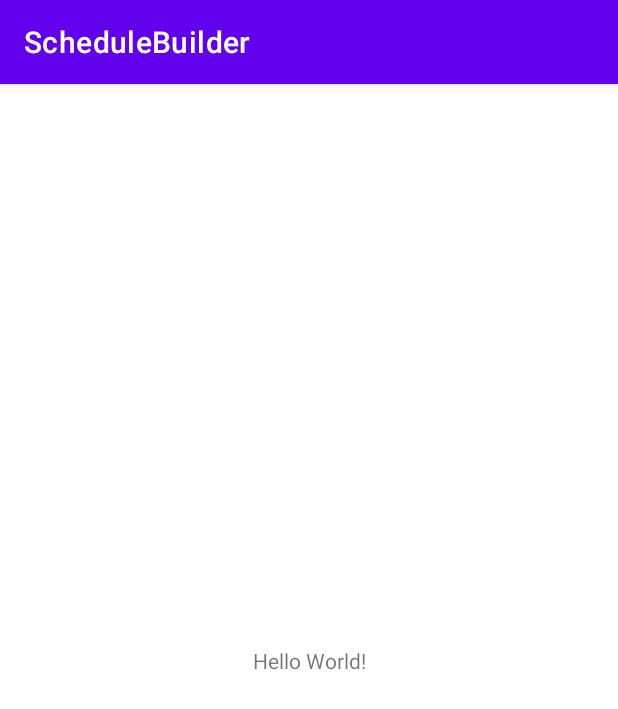
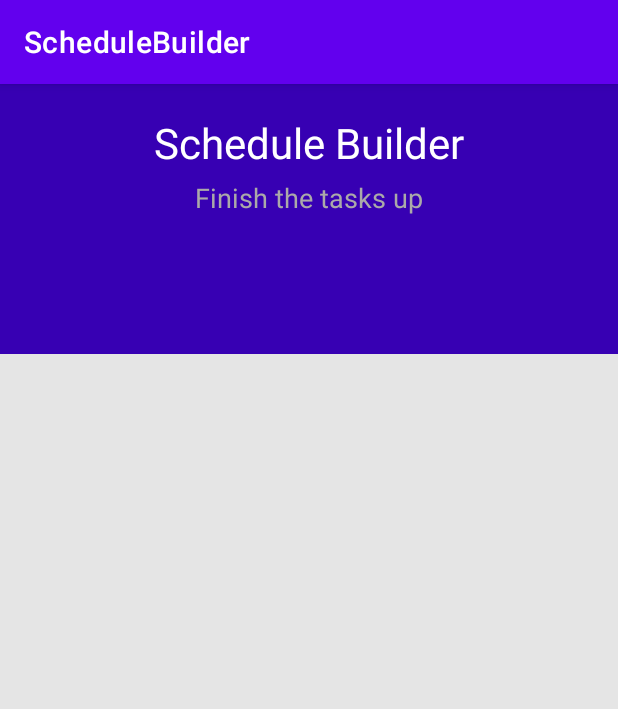
Before and after one commit to Schedule-Builder/schedulebuilder, an Android app: the screen it shows after launch (MainActivity), on a phone screen of 412 x 824 dp. Shown: the top 709 px of the screen. Run offline under Robolectric (Android 15) with nearby library versions, the phone set to English and light mode, and no system bars.

Commit message:
Worked on Layout for ToDo screen, and added void to the makeEvent class in Event.java

```diff
--- a/app/src/main/java/com/example/schedulebuilder/Event.java
+++ b/app/src/main/java/com/example/schedulebuilder/Event.java
@@ -12,7 +12,7 @@ public class Event{
     private int priority; // this variable contains the priority level of the event, which is important for the bot
 
     //this method is to make the event based on what the user initially puts in
-    public makeEvent(String name, boolean locked, boolean morning, int startTime, int endTime, int priority){
+    public void makeEvent(String name, boolean locked, boolean morning, int startTime, int endTime, int priority){
         this.name = name;
         this.locked = locked;
         this.morning = morning;
@@ -140,7 +140,7 @@ public class Event{
             e.morning = true;
             if (e.endTime < 100)
                 e.endTime += 1200;
-        }
+        };
     }
 
     // displays the int time as a string an the proper format (military time)
--- a/app/src/main/java/com/example/schedulebuilder/MainActivity.java
+++ b/app/src/main/java/com/example/schedulebuilder/MainActivity.java
@@ -9,6 +9,6 @@ public class MainActivity extends AppCompatActivity {
     @Override
     protected void onCreate(Bundle savedInstanceState) {
         super.onCreate(savedInstanceState);
-        setContentView(R.layout.activity_main);
+        setContentView(R.layout.todo);
     }
 }
--- /dev/null
+++ b/app/src/main/res/layout/todo.xml
@@ -0,0 +1,49 @@
+<?xml version="1.0" encoding="utf-8"?>
+<LinearLayout
+    xmlns:android="http://schemas.android.com/apk/res/android"
+    xmlns:app="http://schemas.android.com/apk/res-auto"
+    android:layout_width="match_parent"
+    android:layout_height="match_parent"
+    android:orientation="vertical"
+    android:background="#E5E5E5">
+
+    <LinearLayout
+        android:layout_width="match_parent"
+        android:layout_height="180dp"
+        android:background="@color/design_default_color_primary_dark"
+        android:orientation="vertical">
+        <TextView
+            android:id="@+id/titlepage"
+            android:layout_marginTop="20dp"
+            android:textSize="28sp"
+            android:textColor="#FFF"
+            android:text="Schedule Builder"
+            android:textAlignment="center"
+            android:layout_width="match_parent"
+            android:layout_height="wrap_content"/>
+        <TextView
+            android:id="@+id/subtitlepage"
+            android:layout_marginTop="5dp"
+            android:textSize="18sp"
+            android:textColor="#ABA9A9"
+            android:text="Finish the tasks up"
+            android:textAlignment="center"
+            android:layout_width="match_parent"
+            android:layout_height="wrap_content" />
+        <View
+            android:layout_marginTop="20dp"
+            android:layout_width="match_parent"
+            android:layout_height="1dp"/>
+    </LinearLayout>
+
+    <androidx.recyclerview.widget.RecyclerView
+        android:layout_width="match_parent"
+        android:layout_marginTop="-60dp"
+        android:layout_marginRight="16dp"
+        android:layout_marginLeft="16dp"
+        android:layout_height="wrap_content">
+    </androidx.recyclerview.widget.RecyclerView>
+
+
+
+</LinearLayout>
--- a/build.gradle
+++ b/build.gradle
@@ -5,7 +5,7 @@ buildscript {
         mavenCentral()
     }
     dependencies {
-        classpath "com.android.tools.build:gradle:7.0.1"
+        classpath 'com.android.tools.build:gradle:7.0.3'
 
         // NOTE: Do not place your application dependencies here; they belong
         // in the individual module build.gradle files
```
Also changed, not shown: app/src/main/res/layout/todo_item.xml (added, +51 -0 lines).
